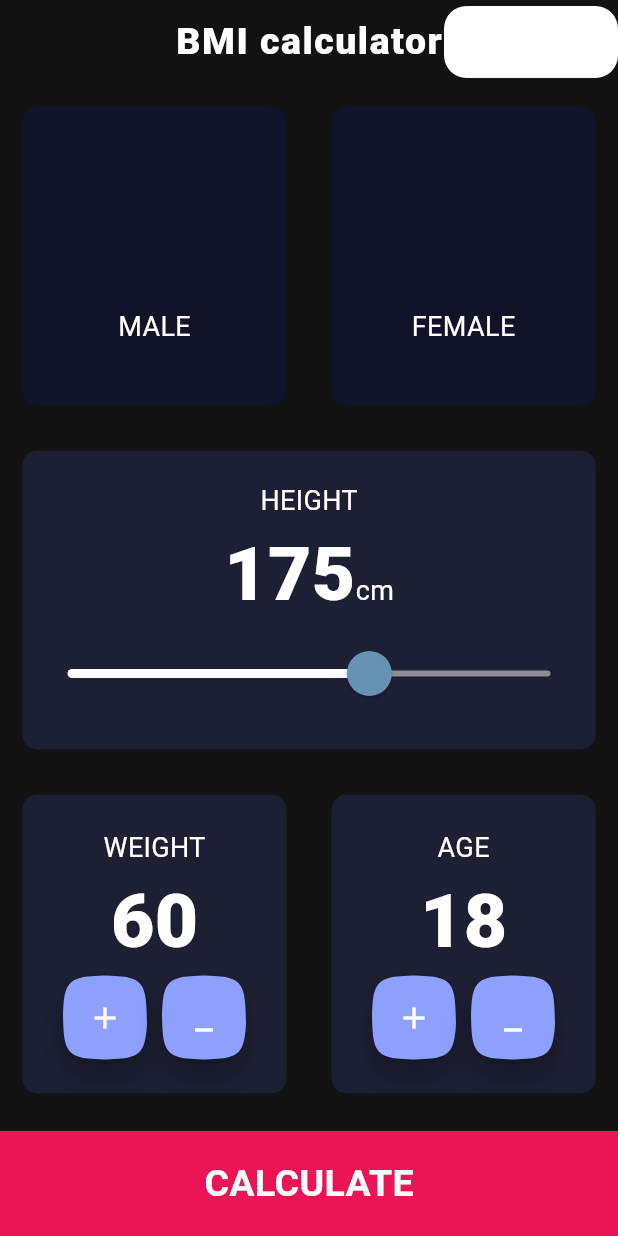
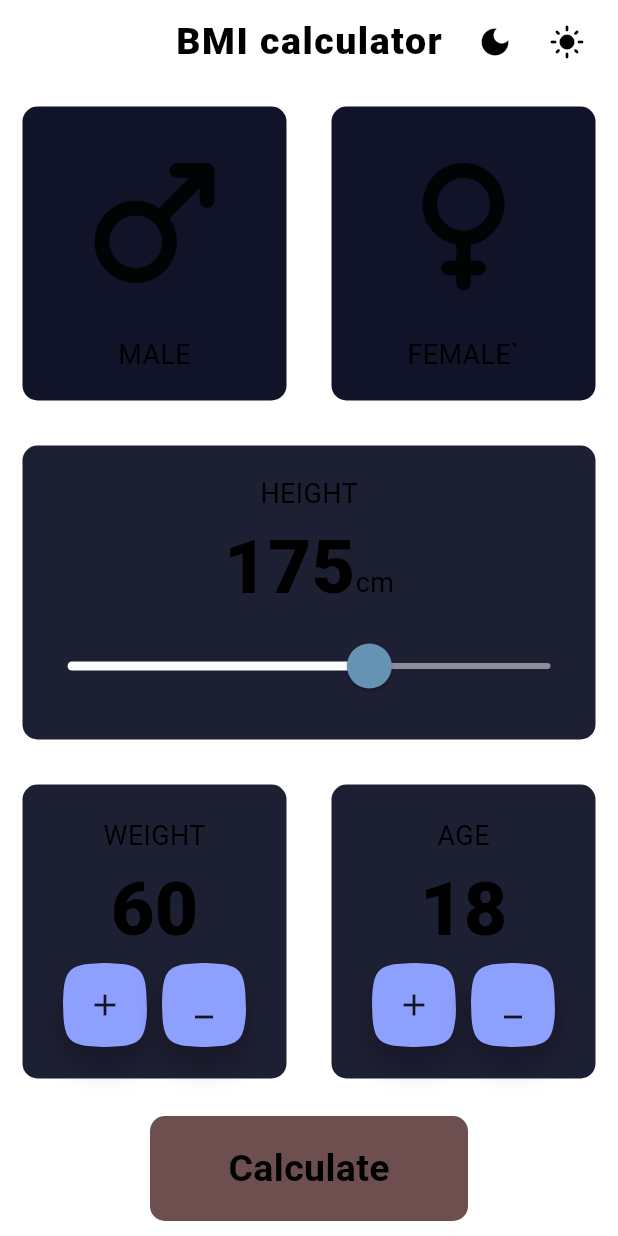
Before and after one commit to BIBINKB97/BMI-calculator-application, a Flutter app: the screen it shows after launch, on a phone screen of 412 x 824 dp. Run offline on Flutter 3.47's test engine with Material 2 defaults, Android fonts, the phone set to English and light mode, and no system bars; our stand-ins replace get.

Commit message:
calculator is working now but have change some functionalities

```diff
--- a/lib/config/constants.dart
+++ b/lib/config/constants.dart
@@ -3,7 +3,7 @@ import 'package:flutter/material.dart';
 const kBottomContainerHeight = 70.0;
 const kActiveCardColor = Color(0xff1d1f33);
 const kInactiveCardColor = Color(0xff111328);
-const kBottomContainerColor = Color(0xFFEB1555);
+const kBottomContainerColor = Color.fromARGB(255, 109, 79, 79);
 
 const kLabelTextStyle = TextStyle(
   fontSize: 18.0,
--- a/lib/main.dart
+++ b/lib/main.dart
@@ -14,8 +14,8 @@ class MyApp extends StatelessWidget {
     return GetMaterialApp(
       debugShowCheckedModeBanner: false,
       title: 'Bmi calculator',
-      darkTheme: lightTheme,
-      theme: darkTheme,
+      darkTheme: darkTheme,
+      theme: lightTheme,
       home: HomePage(),
     );
   }
--- a/lib/view/home.dart
+++ b/lib/view/home.dart
@@ -1,13 +1,14 @@
+// ignore_for_file: prefer_const_literals_to_create_immutables
+
 import 'package:bmi_calculator/calculator.dart';
 import 'package:bmi_calculator/config/constants.dart';
 import 'package:bmi_calculator/view/results.dart';
 import 'package:bmi_calculator/view/widgets/custom_button.dart';
 import 'package:bmi_calculator/view/widgets/submit_button.dart';
 import 'package:bmi_calculator/view/widgets/custon_card.dart';
-import 'package:bmi_calculator/view/widgets/icon_content.dart';
 import 'package:bmi_calculator/view/widgets/theme_changer_btn.dart';
 import 'package:flutter/material.dart';
-import 'package:font_awesome_flutter/font_awesome_flutter.dart';
+import 'widgets/icon_content.dart';
 
 enum Gender { male, female }
 
@@ -54,8 +55,7 @@ class _HomePageState extends State<HomePage> {
                           ? kActiveCardColor
                           : kInactiveCardColor,
                       customCardChild:
-                        IconContent(FontAwesomeIcons.mars, label: 'MALE'),
-                  ),
+                          IconContent(icon: Icons.male_rounded, label: 'MALE')),
                 ),
                 Expanded(
                   child: CustomCard(
@@ -67,8 +67,8 @@ class _HomePageState extends State<HomePage> {
                     cusColor: selectedGender == Gender.female
                         ? kActiveCardColor
                         : kInactiveCardColor,
-                    customCardChild:
-                        IconContent(FontAwesomeIcons.venus, label: 'FEMALE'),
+                    customCardChild: IconContent(
+                        icon: Icons.female_rounded, label: 'FEMALE`'),
                   ),
                 )
               ],
@@ -224,7 +224,7 @@ class _HomePageState extends State<HomePage> {
             ),
           ),
           SubmitButton(
-            buttonTitle: 'CALCULATE',
+            buttonTitle: 'Calculate',
             onTap: () {
               Calculator calc = Calculator(height: height, weight: weight);
               Navigator.push(
--- a/lib/view/widgets/icon_content.dart
+++ b/lib/view/widgets/icon_content.dart
@@ -4,9 +4,9 @@ import 'package:bmi_calculator/config/constants.dart';
 import 'package:flutter/material.dart';
 
 class IconContent extends StatelessWidget {
-  IconContent(IconData mars, {
-    this.icon,
-    this.label,
+  IconContent({
+    required this.icon,
+    required this.label,
     super.key,
   });
 
@@ -18,7 +18,7 @@ class IconContent extends StatelessWidget {
     return Column(
       mainAxisAlignment: MainAxisAlignment.center,
       children: [
-        Icon(icon, size: 80.0),
+        Icon(icon, size: 120.0),
         const SizedBox(
           height: 15.0,
         ),
--- a/lib/view/widgets/submit_button.dart
+++ b/lib/view/widgets/submit_button.dart
@@ -1,24 +1,21 @@
-
-
 import 'package:bmi_calculator/config/constants.dart';
 import 'package:flutter/material.dart';
 
 class SubmitButton extends StatelessWidget {
-
-  SubmitButton({required this.buttonTitle,this.onTap});
+  SubmitButton({required this.buttonTitle, this.onTap});
 
   late final VoidCallback? onTap;
   late final String buttonTitle;
-
 
   @override
   Widget build(BuildContext context) {
     return GestureDetector(
       onTap: onTap,
       child: Container(
-        color: kBottomContainerColor,
-        margin: const EdgeInsets.only(top: 10.0),
-        width: double.infinity,
+        margin: EdgeInsets.symmetric(horizontal: 100, vertical: 10),
+        decoration: BoxDecoration(
+            color: kBottomContainerColor,
+            borderRadius: BorderRadius.circular(10)),
         height: kBottomContainerHeight,
         child: Center(
           child: Text(buttonTitle, style: kLargeButtonTextStyle),
```
Lines whose indentation alone changed are shown as unchanged.
